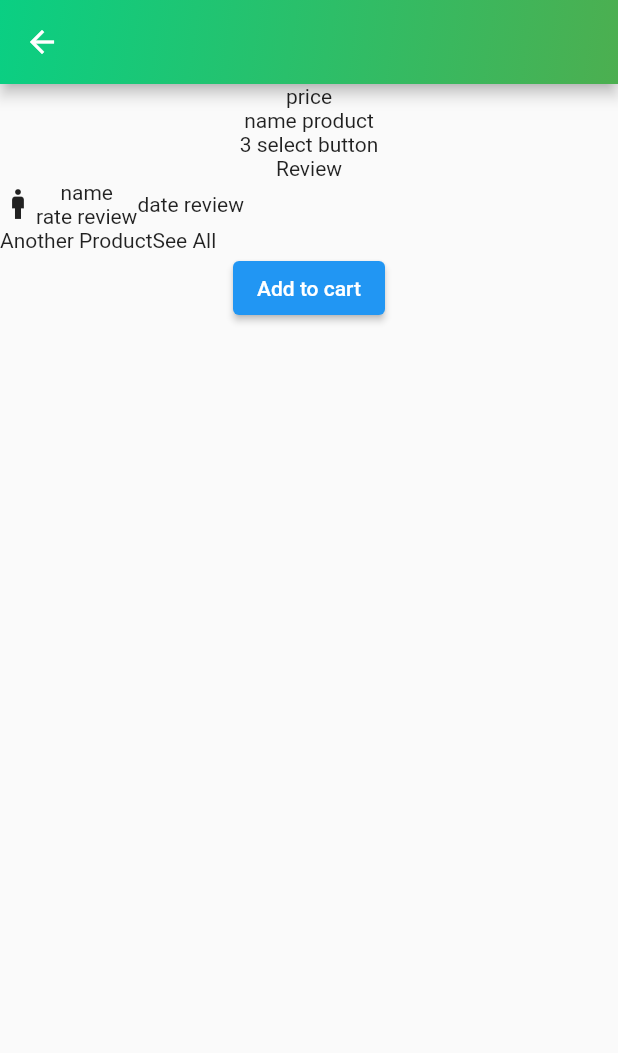
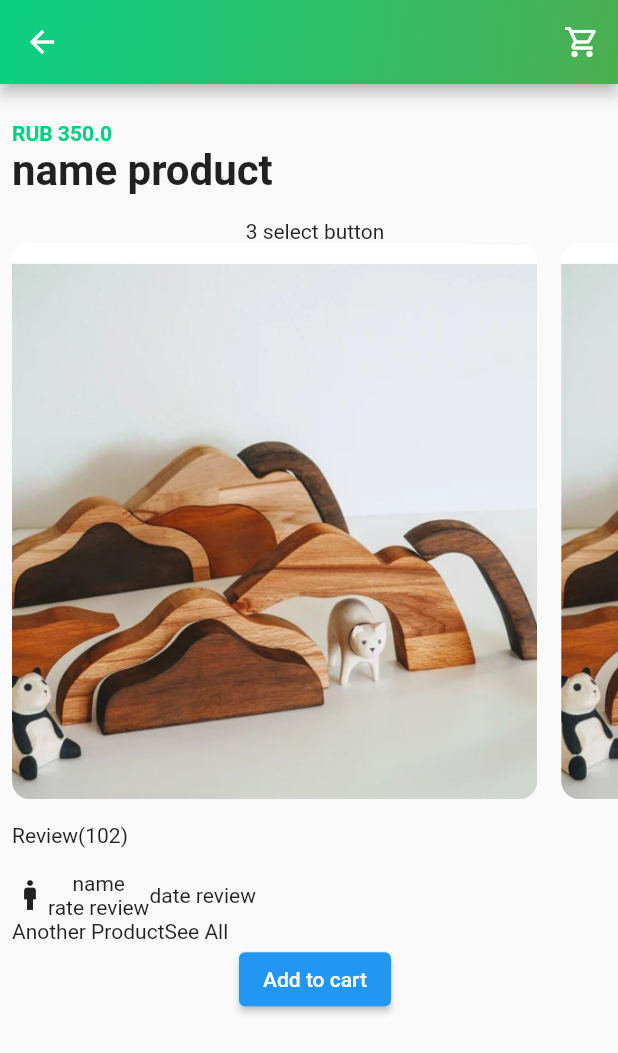
Before and after one commit to VladKodletov/ecom_705_original_gifts, a Flutter app: the ProductScreen screen opened by its route, on a phone screen of 412 x 824 dp. Shown: the top 1053 px of the screen. Run offline on Flutter 3.47's test engine with Material 2 defaults, Android fonts, the phone set to English and light mode, and no system bars; network calls fail.

Commit message:
builder product screen

```diff
--- a/lib/main.dart
+++ b/lib/main.dart
@@ -15,7 +15,7 @@ void main() {
         '/reg_screen': (context) => const RegScreenAuth(),
         '/restore_password': (context) => const RestorePassword(),
         '/mainscreen': (context) => const MainPage(),
-        '/productscreen': (context) => const ProductScreen(),
+        '/productscreen': (context) => const ProductScreen(priceProductScreen: 350),
 
       },
       initialRoute: '/',
--- a/lib/screens/mainscreen.dart
+++ b/lib/screens/mainscreen.dart
@@ -43,14 +43,14 @@ class _MainScreenState extends State<MainScreen> {
 
   @override
   Widget build(BuildContext context) {
-    void _productScreen() {
+    void productScreen() {
       Navigator.of(context).pushNamed('/productscreen');
     }
 
-    @override
-    void setState(VoidCallback fn) {
-      super.setState(fn);
-    }
+    // @override
+    // void setState(VoidCallback fn) {
+    //   super.setState(fn);
+    // }
 
     return Scaffold(
       appBar: AppBar(
@@ -143,37 +143,37 @@ class _MainScreenState extends State<MainScreen> {
                             nameProduct: 'Wood toy "Car"',
                             imageProduct: 'assets/image/6.jpg',
                             priceProduct: '1150',
-                            routeProduct: _productScreen,
+                            routeProduct: productScreen,
                           ),
                           _ProductsCard(
                             nameProduct: 'Wood toy №28',
                             imageProduct: 'assets/image/8.jpg',
                             priceProduct: '250',
-                            routeProduct: _productScreen,
+                            routeProduct: productScreen,
                           ),
                           _ProductsCard(
                             nameProduct: 'Wood toy №9',
                             imageProduct: 'assets/image/7.jpg',
                             priceProduct: '450',
-                            routeProduct: _productScreen,
+                            routeProduct: productScreen,
                           ),
                           _ProductsCard(
                             nameProduct: 'Wood toy №12',
                             imageProduct: 'assets/image/8.jpg',
                             priceProduct: '650',
-                            routeProduct: _productScreen,
+                            routeProduct: productScreen,
                           ),
                           _ProductsCard(
                             nameProduct: 'Wood toy №8',
                             imageProduct: 'assets/image/6.jpg',
                             priceProduct: '350',
-                            routeProduct: _productScreen,
+                            routeProduct: productScreen,
                           ),
                           _ProductsCard(
                             nameProduct: 'Wood toy №3',
                             imageProduct: 'assets/image/8.jpg',
                             priceProduct: '850',
-                            routeProduct: _productScreen,
+                            routeProduct: productScreen,
                           ),
                         ],
                       ),
--- a/lib/screens/product_screen.dart
+++ b/lib/screens/product_screen.dart
@@ -1,7 +1,9 @@
 import 'package:flutter/material.dart';
 
 class ProductScreen extends StatelessWidget {
-  const ProductScreen({super.key});
+  final double priceProductScreen;
+
+  const ProductScreen({super.key, required this.priceProductScreen});
 
   // const ProductScreen({Key? key}) : super(key: key);
 
@@ -9,6 +11,12 @@ class ProductScreen extends StatelessWidget {
   Widget build(BuildContext context) {
     return Scaffold(
         appBar: AppBar(
+          actions: [
+            IconButton(
+              icon: const Icon(Icons.shopping_cart_outlined),
+              onPressed: () {},
+            )
+          ],
           flexibleSpace: Container(
             decoration: const BoxDecoration(
               gradient: LinearGradient(
@@ -23,13 +31,61 @@ class ProductScreen extends StatelessWidget {
           ),
         ),
         body: SingleChildScrollView(
+          child: Padding(
+            padding: const EdgeInsets.only(
+              left: 8,
+              top: 25,
+            ),
             child: Column(
               children: [
-              const Text('price'),
-              const Text('name product'),
+                Container(
+                  alignment: Alignment.topLeft,
+                  child: Column(
+                    crossAxisAlignment: CrossAxisAlignment.start,
+                    children: [
+                      Text(
+                        'RUB $priceProductScreen',
+                        textAlign: TextAlign.left,
+                        style: const TextStyle(
+                          fontSize: 14,
+                          fontWeight: FontWeight.bold,
+                          color: Color(0xFF0ACF83),
+                        ),
+                      ),
+                      const Text(
+                        'name product',
+                        style: TextStyle(
+                          fontSize: 28,
+                          fontWeight: FontWeight.bold,
+                        ),
+                      ),
+                    ],
+                  ),
+                ),
+                const SizedBox(
+                  height: 16,
+                ),
                 const Text('3 select button'),
-              SingleChildScrollView(child: Row()),
-              const Text('Review'),
+                SingleChildScrollView(
+                  scrollDirection: Axis.horizontal,
+                  child: Row(
+                    children: const [
+                      ImageCard(imagePath: 'assets/image/6.jpg'),
+                      ImageCard(imagePath: 'assets/image/6.jpg'),
+                      ImageCard(imagePath: 'assets/image/6.jpg'),
+                    ],
+                  ),
+                ),
+                const SizedBox(
+                  height: 16,
+                ),
+                Container(
+                  alignment: Alignment.topLeft,
+                  child: const Text('Review(102)'),
+                ),
+                const SizedBox(
+                  height: 16,
+                ),
                 const ReviewWidget(),
                 Row(
                   children: const [
@@ -43,6 +99,7 @@ class ProductScreen extends StatelessWidget {
                   child: const Text('Add to cart'),
                 ),
               ],
+            ),
           ),
         ));
   }
@@ -64,3 +121,25 @@ class ReviewWidget extends StatelessWidget {
     );
   }
 }
+
+class ImageCard extends StatelessWidget {
+  final String imagePath;
+
+  const ImageCard({super.key, required this.imagePath});
+
+  @override
+  Widget build(BuildContext context) {
+    return Padding(
+      padding: const EdgeInsets.only(right: 16.0),
+      child: ClipRRect(
+        borderRadius: BorderRadius.circular(12),
+        child: Image.asset(
+          imagePath,
+          width: MediaQuery.of(context).size.width * 0.85,
+          height: MediaQuery.of(context).size.height * 0.45,
+          fit: BoxFit.cover,
+        ),
+      ),
+    );
+  }
+}
```
Lines whose indentation alone changed are shown as unchanged.
